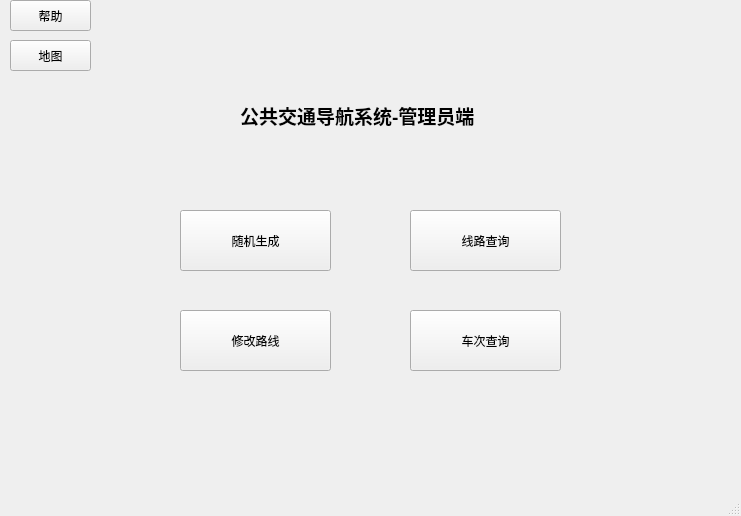
Above: Transit/adminwindow.ui from Nqn7mi-mylove/NJUPT-ProgramWeek before the change. Below: the same form after it.
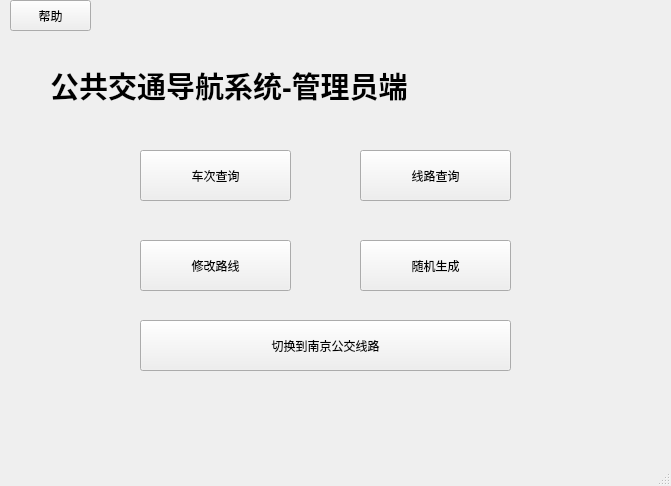
That is the form after the change.

Diff of the .ui file:
```diff
--- a/Transit/adminwindow.ui
+++ b/Transit/adminwindow.ui
@@ -6,8 +6,8 @@
    <rect>
     <x>0</x>
     <y>0</y>
-    <width>741</width>
-    <height>516</height>
+    <width>671</width>
+    <height>486</height>
    </rect>
   </property>
   <property name="windowTitle">
@@ -17,23 +17,23 @@
    <widget class="QLabel" name="label">
     <property name="geometry">
      <rect>
-      <x>240</x>
-      <y>40</y>
-      <width>541</width>
+      <x>50</x>
+      <y>10</y>
+      <width>721</width>
       <height>151</height>
      </rect>
     </property>
     <property name="text">
-     <string>&lt;html&gt;&lt;head/&gt;&lt;body&gt;&lt;p&gt;&lt;span style=&quot; font-size:14pt; font-weight:600;&quot;&gt;公共交通导航系统-管理员端&lt;/span&gt;&lt;/p&gt;&lt;/body&gt;&lt;/html&gt;</string>
+     <string>&lt;html&gt;&lt;head/&gt;&lt;body&gt;&lt;p&gt;&lt;span style=&quot; font-size:22pt; font-weight:600;&quot;&gt;公共交通导航系统-管理员端&lt;/span&gt;&lt;/p&gt;&lt;/body&gt;&lt;/html&gt;</string>
     </property>
    </widget>
    <widget class="QPushButton" name="randomGen">
     <property name="geometry">
      <rect>
-      <x>180</x>
-      <y>210</y>
+      <x>360</x>
+      <y>240</y>
       <width>151</width>
-      <height>61</height>
+      <height>51</height>
      </rect>
     </property>
     <property name="text">
@@ -43,10 +43,10 @@
    <widget class="QPushButton" name="roadChange">
     <property name="geometry">
      <rect>
-      <x>180</x>
-      <y>310</y>
+      <x>140</x>
+      <y>240</y>
       <width>151</width>
-      <height>61</height>
+      <height>51</height>
      </rect>
     </property>
     <property name="text">
@@ -56,10 +56,10 @@
    <widget class="QPushButton" name="roadSearch">
     <property name="geometry">
      <rect>
-      <x>410</x>
-      <y>210</y>
+      <x>360</x>
+      <y>150</y>
       <width>151</width>
-      <height>61</height>
+      <height>51</height>
      </rect>
     </property>
     <property name="text">
@@ -69,10 +69,10 @@
    <widget class="QPushButton" name="lineSearch">
     <property name="geometry">
      <rect>
-      <x>410</x>
-      <y>310</y>
+      <x>140</x>
+      <y>150</y>
       <width>151</width>
-      <height>61</height>
+      <height>51</height>
      </rect>
     </property>
     <property name="text">
@@ -95,14 +95,14 @@
    <widget class="QPushButton" name="showMap">
     <property name="geometry">
      <rect>
-      <x>10</x>
-      <y>40</y>
-      <width>81</width>
-      <height>31</height>
+      <x>140</x>
+      <y>320</y>
+      <width>371</width>
+      <height>51</height>
      </rect>
     </property>
     <property name="text">
-     <string>地图</string>
+     <string>切换到南京公交线路</string>
     </property>
    </widget>
   </widget>
```
Left out of the diff: 6 changed lines with no effect on the pictures.
